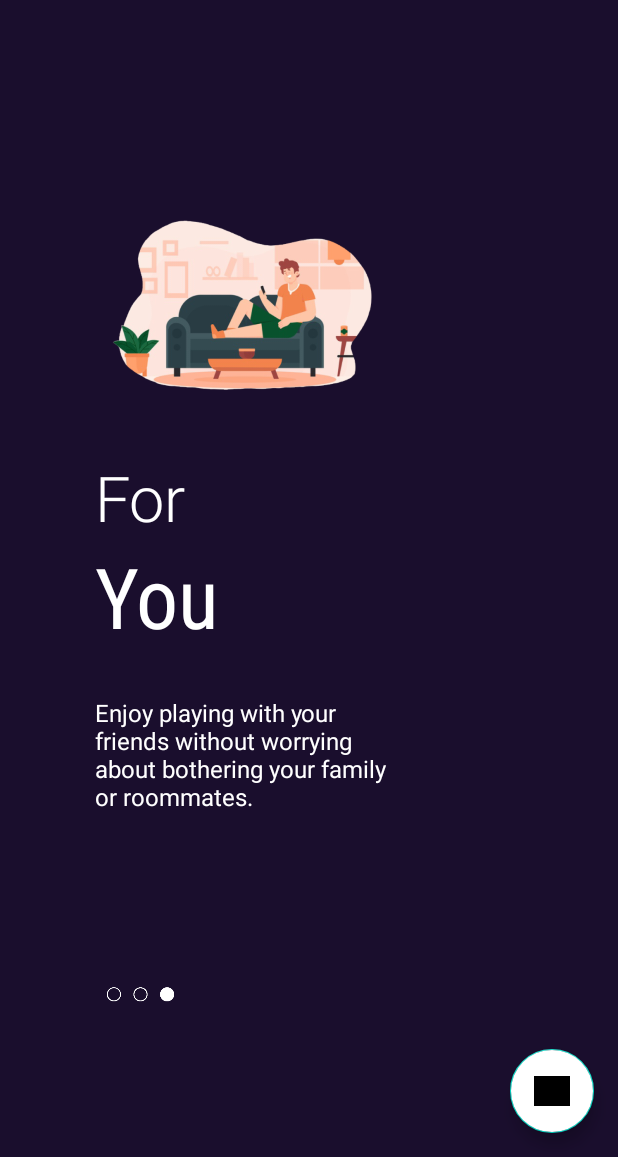
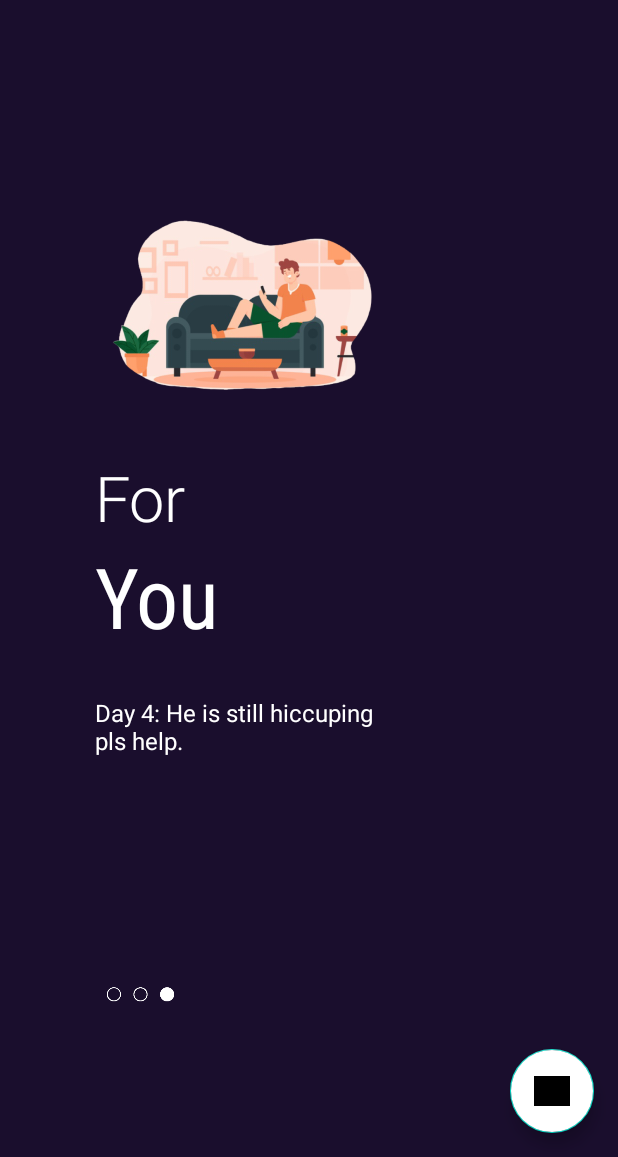
Before and after one commit to TeamSoundSense/SoundSenseV1, an Android app: the fragment OnBoardingFragment3 placed in its activity, on a phone screen of 412 x 824 dp, the part 79-1236 px from its top. Run offline under Robolectric (Android 15) with nearby library versions, the phone set to English and light mode, and no system bars; plain views replace LiquidPager; 3 statements that could not run were skipped.

Commit message:
*Hiccups* testing again

```diff
--- a/app/src/main/res/layout/activity_introductory.xml
+++ b/app/src/main/res/layout/activity_introductory.xml
@@ -4,7 +4,7 @@
     xmlns:tools="http://schemas.android.com/tools"
     android:layout_width="match_parent"
     android:layout_height="match_parent"
-    android:background="@color/blue_palette"
+    android:background="@color/blue_background1"
     tools:context=".IntroductoryActivity">
 
     <ImageView
--- a/app/src/main/res/layout/fragment_on_boarding1.xml
+++ b/app/src/main/res/layout/fragment_on_boarding1.xml
@@ -2,7 +2,7 @@
 <androidx.constraintlayout.widget.ConstraintLayout xmlns:android="http://schemas.android.com/apk/res/android"
     android:layout_width="match_parent"
     android:layout_height="match_parent"
-    android:background="@drawable/background2"
+    android:background="@color/blue_background1"
     xmlns:app="http://schemas.android.com/apk/res-auto">
 
     <ImageView
--- a/app/src/main/res/layout/fragment_on_boarding2.xml
+++ b/app/src/main/res/layout/fragment_on_boarding2.xml
@@ -83,7 +83,7 @@
         android:layout_width="0dp"
         android:layout_height="0dp"
         android:layout_marginTop="5dp"
-        android:text="Enjoy playing with your friends without worrying about bothering your family or roommates."
+        android:text="Whether you have remote work or online classes, you can have post traumatic down syndrome."
         android:textColor="@color/white"
         android:textSize="16sp"
         app:layout_constraintBottom_toBottomOf="parent"
--- a/app/src/main/res/layout/fragment_on_boarding3.xml
+++ b/app/src/main/res/layout/fragment_on_boarding3.xml
@@ -83,7 +83,7 @@
         android:layout_width="0dp"
         android:layout_height="0dp"
         android:layout_marginTop="5dp"
-        android:text="Enjoy playing with your friends without worrying about bothering your family or roommates."
+        android:text="Day 4: He is still hiccuping pls help."
         android:textColor="@color/white"
         android:textSize="16sp"
         app:layout_constraintBottom_toBottomOf="parent"
```
